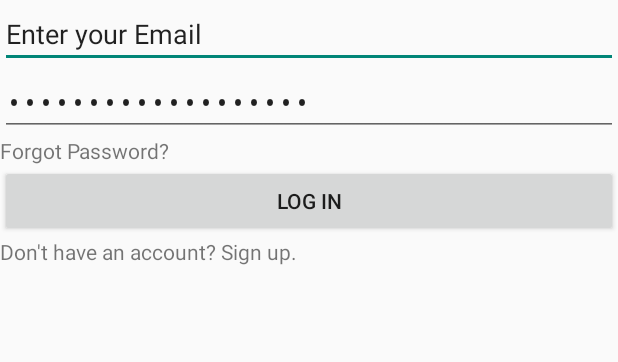
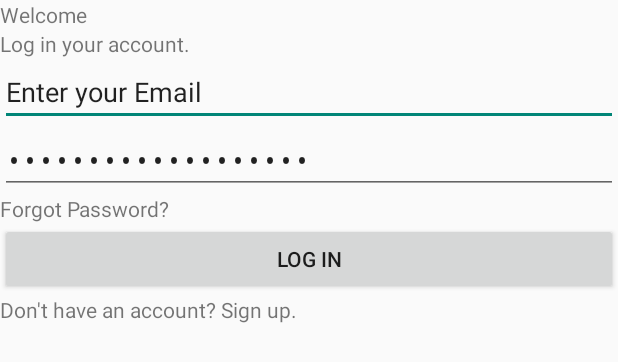
Before and after one commit to atiqurx/service-request-system, an Android app built with Jetpack Compose: the layout login.xml on its own in the app's theme, with its tools: preview values and no code run, on a phone screen of 412 x 824 dp. Shown: the top 362 px of the screen. Run offline under Robolectric (Android 15) with nearby library versions, the phone set to English and light mode, and no system bars.

Commit message:
update login page

```diff
--- a/app/src/main/res/layout/login.xml
+++ b/app/src/main/res/layout/login.xml
@@ -3,6 +3,18 @@
     android:layout_width="match_parent"
     android:layout_height="match_parent"
     android:orientation="vertical" >
+
+    <TextView
+        android:id="@+id/textView6"
+        android:layout_width="match_parent"
+        android:layout_height="wrap_content"
+        android:text="@string/welcome" />
+
+    <TextView
+        android:id="@+id/textView7"
+        android:layout_width="match_parent"
+        android:layout_height="wrap_content"
+        android:text="@string/login_acc" />
 
     <EditText
         android:id="@+id/editTextTextEmailAddress"
@@ -11,7 +23,6 @@
         android:ems="10"
         android:inputType="textEmailAddress"
         android:text="@string/ent_email"/>
-
     <EditText
         android:id="@+id/editTextTextPassword"
         android:layout_width="match_parent"
--- a/app/src/main/res/values/strings.xml
+++ b/app/src/main/res/values/strings.xml
@@ -1,5 +1,7 @@
 <resources>
     <string name="app_name">srs</string>
+    <string name="welcome">Welcome</string>
+    <string name="login_acc">Log in your account.</string>
     <string name="login">Log in</string>
     <string name="signup">Sign up</string>
     <string name="forget_password">Forgot Password?</string>
```
